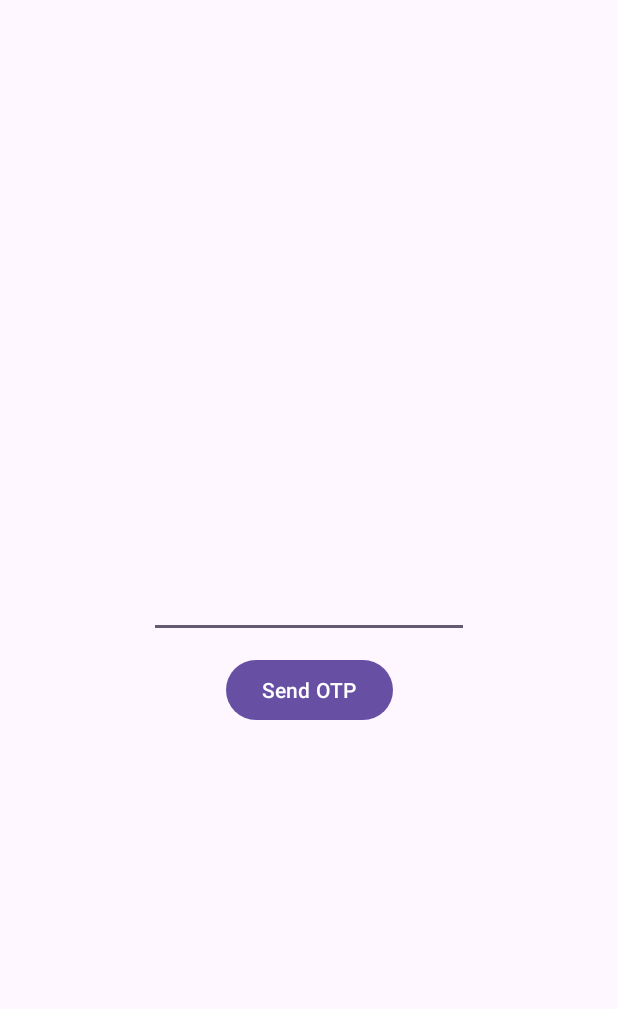
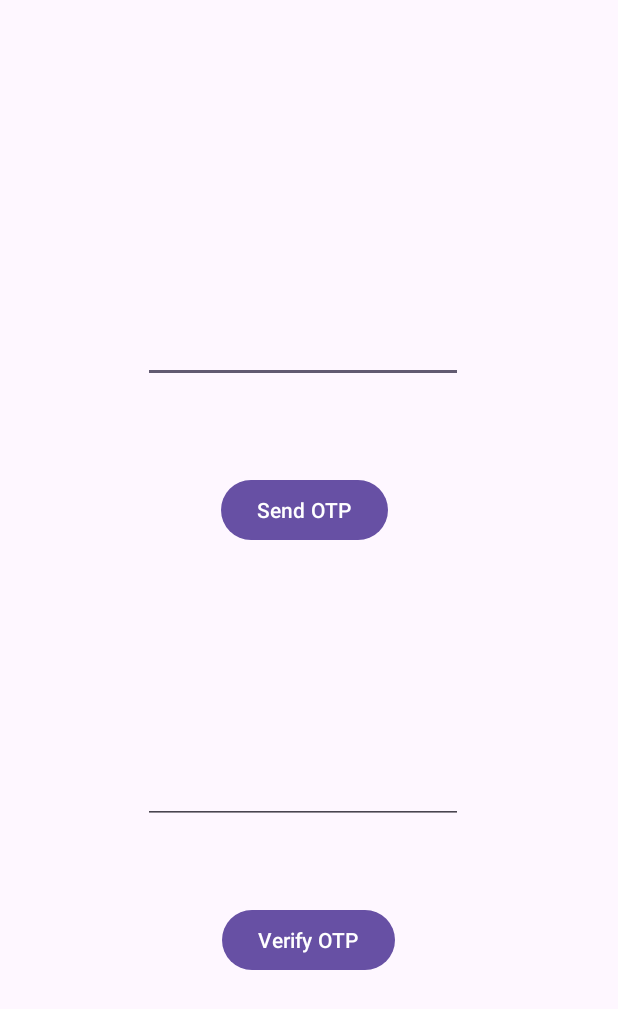
Before and after one commit to Calcifer2002/Trace-n-Learn--typ, an Android app: the screen it shows after launch (MainActivity), on a phone screen of 412 x 824 dp. Shown: the top 1009 px of the screen. Run offline under Robolectric (Android 15) with nearby library versions, the phone set to English and light mode, and no system bars; our stand-ins replace Firebase (no records; nobody signed in at launch, a user with empty details on screens opened directly).

Commit message:
otp section done

```diff
--- a/app/src/main/java/com/yp/tracenlearn/MainActivity.java
+++ b/app/src/main/java/com/yp/tracenlearn/MainActivity.java
@@ -3,6 +3,7 @@ package com.yp.tracenlearn;
 import androidx.annotation.NonNull;
 import androidx.appcompat.app.AppCompatActivity;
 
+import android.content.Intent;
 import android.os.Bundle;
 import android.text.TextUtils;
 import android.view.View;
@@ -10,8 +11,11 @@ import android.widget.Button;
 import android.widget.EditText;
 import android.widget.Toast;
 
+import com.google.android.gms.tasks.OnCompleteListener;
+import com.google.android.gms.tasks.Task;
 import com.google.firebase.FirebaseApp;
 import com.google.firebase.FirebaseException;
+import com.google.firebase.auth.AuthResult;
 import com.google.firebase.auth.FirebaseAuth;
 import com.google.firebase.auth.PhoneAuthCredential;
 import com.google.firebase.auth.PhoneAuthOptions;
@@ -20,71 +24,112 @@ import com.google.firebase.auth.PhoneAuthProvider;
 import java.util.concurrent.TimeUnit;
 
 public class MainActivity extends AppCompatActivity {
+    private FirebaseAuth mAuth;
+    private EditText edtPhone, edtOTP;
+    private Button verifyOTPBtn, generateOTPBtn;
+    private String verificationId;
 
-    private FirebaseAuth firebaseAuth;
-    private EditText edtPhone;
-    private Button generateOTPBtn;
-    String verificationCode;
-    PhoneAuthProvider.ForceResendingToken forceResToken;
     @Override
     protected void onCreate(Bundle savedInstanceState) {
         super.onCreate(savedInstanceState);
         setContentView(R.layout.activity_main);
-        FirebaseApp.initializeApp(this);
-        firebaseAuth = FirebaseAuth.getInstance();
+        mAuth = FirebaseAuth.getInstance();
         edtPhone = findViewById(R.id.editTextPhone);
+        edtOTP = findViewById(R.id.editTextOTP);
+        verifyOTPBtn = findViewById(R.id.verifyOTPButton);
         generateOTPBtn = findViewById(R.id.sendOTPButton);
-
         generateOTPBtn.setOnClickListener(new View.OnClickListener() {
             @Override
             public void onClick(View v) {
-                // below line is for checking whether the user
-                // has entered his mobile number or not.
                 if (TextUtils.isEmpty(edtPhone.getText().toString())) {
-                    // when mobile number text field is empty
-                    // displaying a toast message.
+
                     Toast.makeText(MainActivity.this, "Please enter a valid phone number.", Toast.LENGTH_SHORT).show();
                 } else {
-                    // if the text field is not empty we are calling our
-                    // send OTP method for getting OTP from Firebase.
-                    String phone = edtPhone.getText().toString();
-                    sendVerificationCode(phone);
+
+                    String number = edtPhone.getText().toString();
+                    sendVerificationCode(number);
                 }
             }
-        });}
-        void sendVerificationCode (String phone){
-            // this method is used for getting
-            // OTP on user phone number.
+        });
+
+
+        verifyOTPBtn.setOnClickListener(new View.OnClickListener() {
+            @Override
+            public void onClick(View v) {
+
+                if (TextUtils.isEmpty(edtOTP.getText().toString())) {
+
+                    Toast.makeText(MainActivity.this, "Please enter OTP", Toast.LENGTH_SHORT).show();
+                } else {
+
+                    verifyCode(edtOTP.getText().toString());
+                }
+            }
+        });
+    }
+
+    private void signInWithCredential(PhoneAuthCredential credential) {
+
+        mAuth.signInWithCredential(credential)
+                .addOnCompleteListener(new OnCompleteListener<AuthResult>() {
+                    @Override
+                    public void onComplete(@NonNull Task<AuthResult> task) {
+                        if (task.isSuccessful()) {
+
+                            Intent i = new Intent(MainActivity.this, UserActivity.class);
+                            startActivity(i);
+                            finish();
+                        } else {
+
+                            Toast.makeText(MainActivity.this, task.getException().getMessage(), Toast.LENGTH_LONG).show();
+                        }
+                    }
+                });
+    }
+
+
+    private void sendVerificationCode(String number) {
         PhoneAuthOptions options =
-                    PhoneAuthOptions.newBuilder(firebaseAuth)
-                            .setPhoneNumber(phone)         // Phone number to verify
-                            .setTimeout(60L, TimeUnit.SECONDS) // Timeout and unit
-                            .setActivity(this)                 // Activity (for callback binding)
-                            .setCallbacks(new PhoneAuthProvider.OnVerificationStateChangedCallbacks() {
+                PhoneAuthOptions.newBuilder(mAuth)
+                        .setPhoneNumber(number)
+                        .setTimeout(60L, TimeUnit.SECONDS)
+                        .setActivity(this)
+                        .setCallbacks(mCallBack)
+                        .build();
+        PhoneAuthProvider.verifyPhoneNumber(options);
+    }
+    private PhoneAuthProvider.OnVerificationStateChangedCallbacks
+            mCallBack = new PhoneAuthProvider.OnVerificationStateChangedCallbacks() {
         @Override
-                                public void onVerificationCompleted(@NonNull PhoneAuthCredential phoneAuthCredential) {
-                                    signIn(phoneAuthCredential);
+        public void onCodeSent(String s, PhoneAuthProvider.ForceResendingToken forceResendingToken) {
+            super.onCodeSent(s, forceResendingToken);
+
+            verificationId = s;
         }
 
         @Override
-                                public void onVerificationFailed(@NonNull FirebaseException e) {
-                                    Toast.makeText(getApplicationContext(), "Verification failed", Toast.LENGTH_LONG).show();
+        public void onVerificationCompleted(PhoneAuthCredential phoneAuthCredential) {
+
+            final String code = phoneAuthCredential.getSmsCode();
+            if (code != null) {
+                edtOTP.setText(code);
+                verifyCode(code);
+            }
         }
 
         @Override
-                                public void onCodeSent(@NonNull String s, @NonNull PhoneAuthProvider.ForceResendingToken forceResendingToken) {
-                                    super.onCodeSent(s, forceResendingToken);
-                                    verificationCode = s;
-                                    forceResToken = forceResendingToken;
-                                    Toast.makeText(getApplicationContext(), "OTP sent", Toast.LENGTH_LONG).show();
+        public void onVerificationFailed(FirebaseException e) {
 
+            Toast.makeText(MainActivity.this, e.getMessage(), Toast.LENGTH_LONG).show();
         }
-                            }).build();      // OnVerificationStateChangedCallbacks
-
-            PhoneAuthProvider.verifyPhoneNumber(options);
+    };
 
 
+    private void verifyCode(String code) {
 
-    } void signIn (PhoneAuthCredential phoneAuthCredential){
+        PhoneAuthCredential credential = PhoneAuthProvider.getCredential(verificationId, code);
 
-    }}
+
+        signInWithCredential(credential);
+    }
+}
--- /dev/null
+++ b/app/src/main/java/com/yp/tracenlearn/UserActivity.java
@@ -0,0 +1,4 @@
+package com.yp.tracenlearn;
+
+public class UserActivity {
+}
--- a/app/src/main/res/layout/activity_main.xml
+++ b/app/src/main/res/layout/activity_main.xml
@@ -6,14 +6,16 @@
     android:layout_height="match_parent"
     tools:context=".MainActivity">
 
+
     <Button
         android:id="@+id/sendOTPButton"
         android:layout_width="wrap_content"
         android:layout_height="wrap_content"
-        android:layout_marginBottom="340dp"
+        android:layout_marginBottom="460dp"
         android:text="Send OTP"
         app:layout_constraintBottom_toBottomOf="parent"
         app:layout_constraintEnd_toEndOf="parent"
+        app:layout_constraintHorizontal_bias="0.491"
         app:layout_constraintStart_toStartOf="parent" />
 
     <EditText
@@ -24,8 +26,39 @@
         android:inputType="phone"
         app:layout_constraintBottom_toTopOf="@+id/sendOTPButton"
         app:layout_constraintEnd_toEndOf="@+id/sendOTPButton"
-        app:layout_constraintHorizontal_bias="0.504"
+        app:layout_constraintHorizontal_bias="0.51"
         app:layout_constraintStart_toStartOf="@+id/sendOTPButton"
         app:layout_constraintTop_toTopOf="parent"
-        app:layout_constraintVertical_bias="0.973" />
+        app:layout_constraintVertical_bias="0.775" />
+
+    <EditText
+        android:id="@+id/editTextOTP"
+        android:layout_width="wrap_content"
+        android:layout_height="wrap_content"
+        android:layout_marginTop="328dp"
+        android:ems="10"
+
+        android:inputType="phone"
+        app:layout_constraintBottom_toTopOf="@+id/verifyOTPButton"
+        app:layout_constraintEnd_toEndOf="@+id/sendOTPButton"
+        app:layout_constraintHorizontal_bias="0.51"
+        app:layout_constraintStart_toStartOf="@+id/sendOTPButton"
+        app:layout_constraintTop_toTopOf="parent"
+        app:layout_constraintVertical_bias="0.767" />
+
+    <Button
+        android:id="@+id/verifyOTPButton"
+        android:layout_width="wrap_content"
+        android:layout_height="wrap_content"
+
+
+        android:layout_marginTop="140dp"
+        android:text="Verify OTP"
+        app:layout_constraintBottom_toBottomOf="parent"
+        app:layout_constraintEnd_toEndOf="parent"
+        app:layout_constraintHorizontal_bias="0.498"
+        app:layout_constraintStart_toStartOf="parent"
+        app:layout_constraintTop_toBottomOf="@+id/sendOTPButton"
+        app:layout_constraintVertical_bias="0.363" />
+
 </androidx.constraintlayout.widget.ConstraintLayout>
```
Lines whose indentation alone changed are shown as unchanged.
